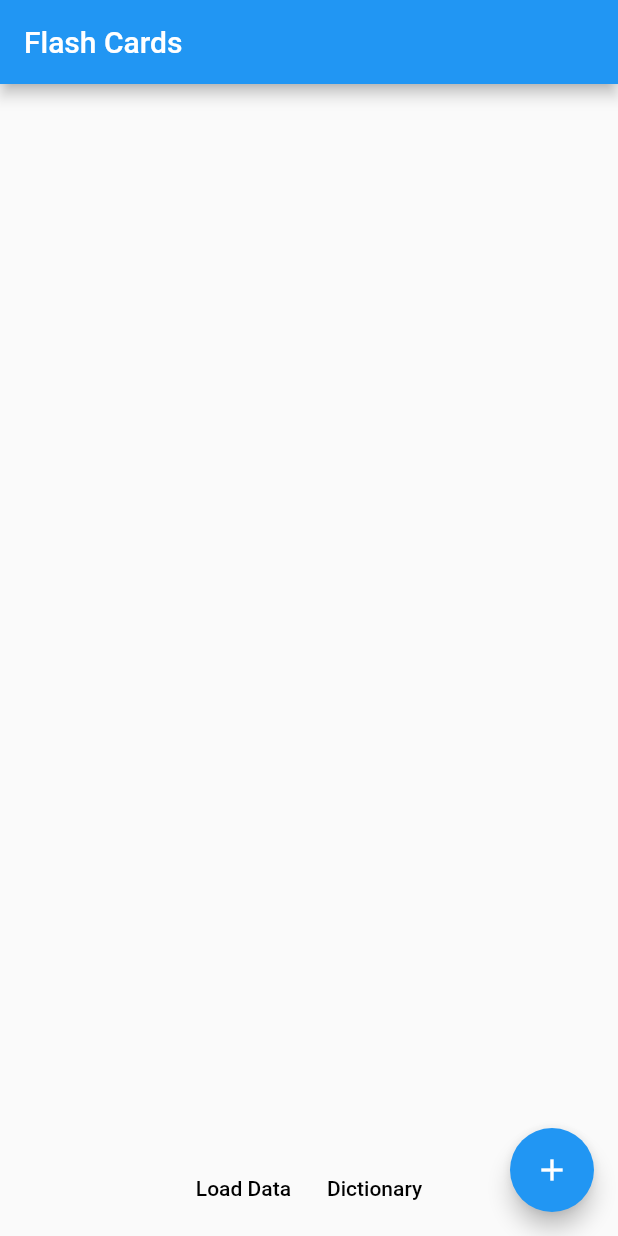
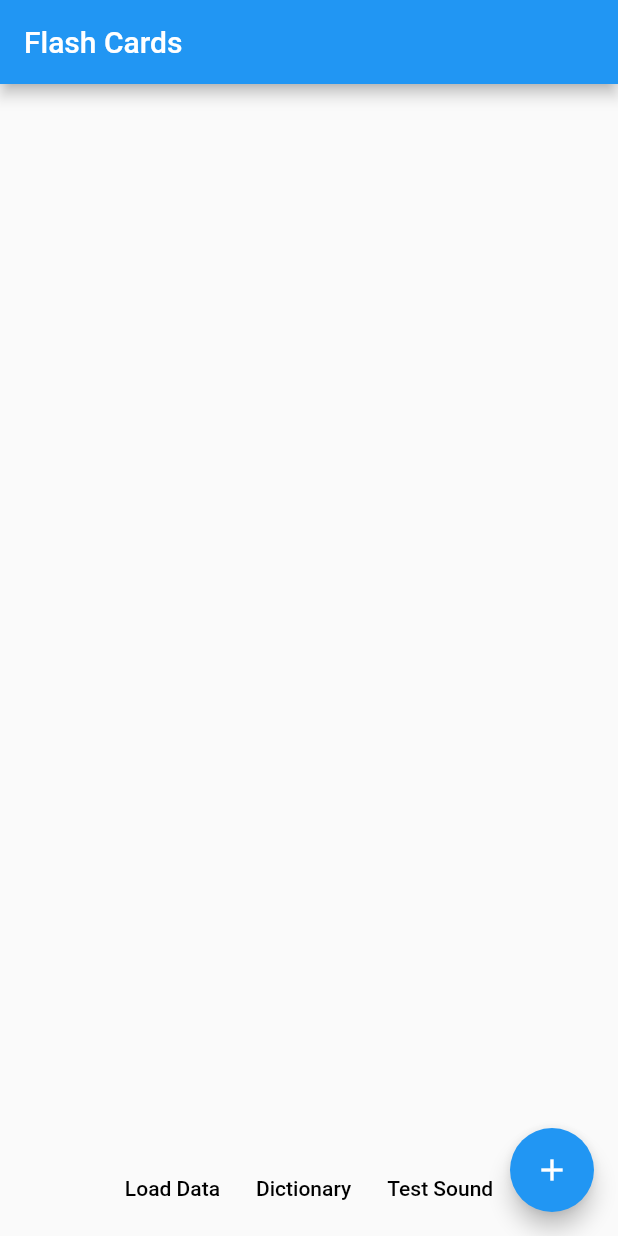
Before and after one commit to lesiak/flashcards, a Flutter app: the screen it shows after launch, on a phone screen of 412 x 824 dp. Run offline on Flutter 3.47's test engine with Material 2 defaults, Android fonts, the phone set to English and light mode, and no system bars; our stand-ins replace audioplayers, yaml.

Commit message:
Test sample sound

```diff
--- a/lib/widgets/select_deck_widget.dart
+++ b/lib/widgets/select_deck_widget.dart
@@ -1,3 +1,4 @@
+import 'package:audioplayers/audioplayers.dart';
 import 'package:flashcards/service/deck_loader.dart';
 import 'package:flutter/material.dart';
 import '../models/flashcard.dart';
@@ -11,6 +12,7 @@ class SelectDeckWidget extends StatefulWidget {
 class SelectDeckWidgetState extends State<SelectDeckWidget> {
   int counter = 0;
   List<FlashCard> flashcards = [];
+  AudioPlayer audioPlayer = AudioPlayer();
 
   @override
   Widget build(BuildContext context) {
@@ -38,6 +40,10 @@ class SelectDeckWidgetState extends State<SelectDeckWidget> {
               FlatButton(
                 child: Text('Dictionary'),
                 onPressed: () => Navigator.pushNamed(context, '/dictionary'),
+              ),
+              FlatButton(
+                child: Text('Test Sound'),
+                onPressed: testSound,
               )
             ],
           ),
@@ -59,4 +65,9 @@ class SelectDeckWidgetState extends State<SelectDeckWidget> {
     var cards = await DeckLoader.loadWords();
     setState(() => this.flashcards = cards);
   }
+
+  void testSound() async {
+    var url = 'https://sample-videos.com/audio/mp3/crowd-cheering.mp3';
+    int result = await audioPlayer.play(url);
+  }
 }
```
Also changed, not shown: 3 other files.
